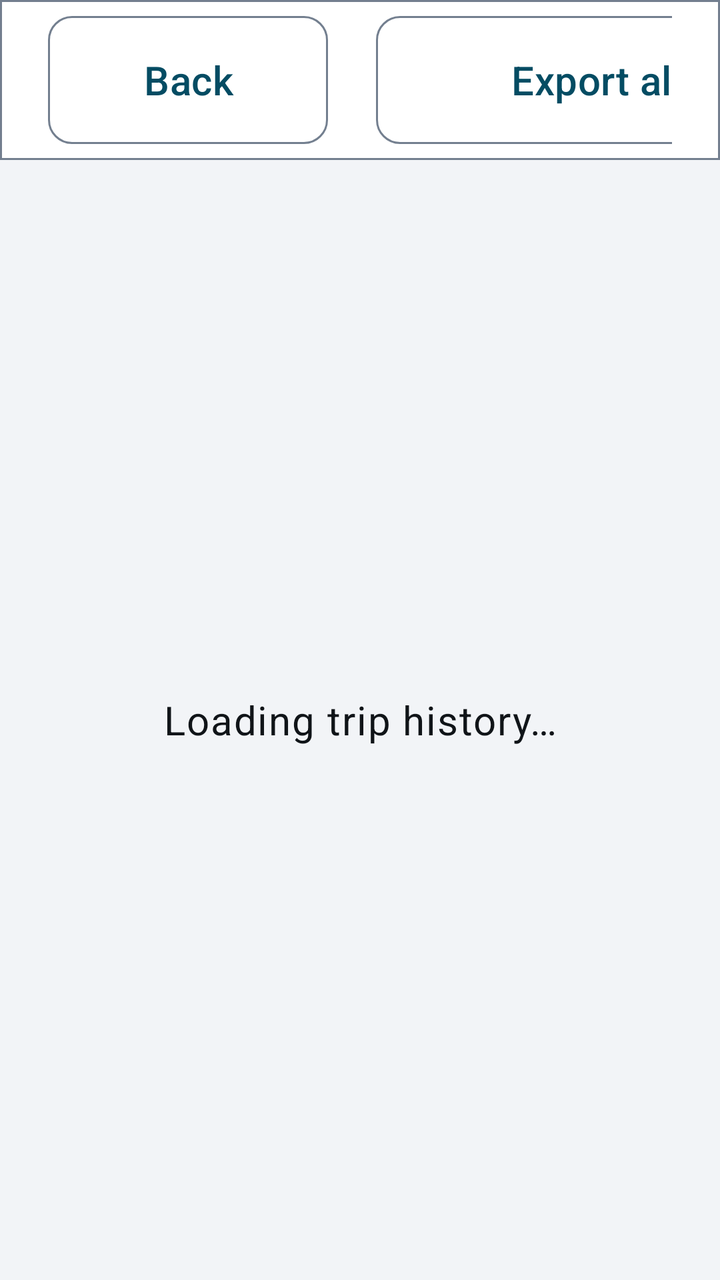
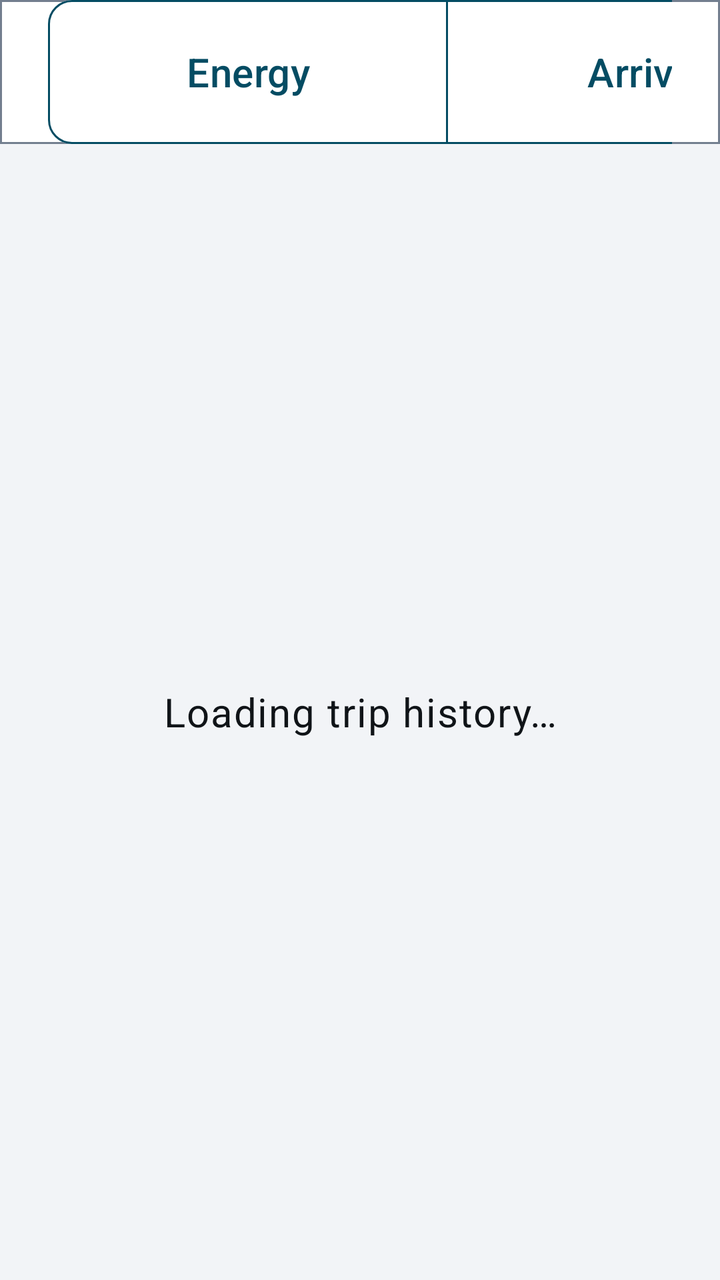

Before-and-after screenshots of an Android layout around one commit, followed by the original layout XML and the change that was made.
<!-- AndroidManifest.xml: application theme Theme.EVChargePilot -->
<!-- res/layout/activity_trip_history.xml -->
<?xml version="1.0" encoding="utf-8"?>
<LinearLayout xmlns:android="http://schemas.android.com/apk/res/android"
    android:layout_width="match_parent"
    android:layout_height="match_parent"
    android:orientation="vertical">

    <LinearLayout
        android:layout_width="match_parent"
        android:layout_height="80dp"
        android:background="@drawable/bg_topbar"
        android:gravity="center_vertical"
        android:orientation="horizontal"
        android:paddingStart="@dimen/spacing_lg"
        android:paddingEnd="@dimen/spacing_lg">

        <com.google.android.material.button.MaterialButton
            android:id="@+id/backAction"
            style="@style/Widget.EV.Button.Outlined"
            android:layout_width="140dp"
            android:layout_height="@dimen/touch_target"
            android:text="@string/action_back" />

        <TextView
            android:layout_width="0dp"
            android:layout_height="wrap_content"
            android:layout_marginStart="@dimen/spacing_lg"
            android:layout_weight="1"
            android:text="@string/trip_history_title"
            android:textAppearance="@style/Text.EV.Title" />

        <com.google.android.material.button.MaterialButton
            android:id="@+id/exportAllAction"
            style="@style/Widget.EV.Button.Outlined"
            android:layout_width="220dp"
            android:layout_height="@dimen/touch_target"
            android:layout_marginEnd="@dimen/spacing_sm"
            android:text="@string/action_export_all_trips" />

        <com.google.android.material.button.MaterialButton
            android:id="@+id/deleteAllAction"
            style="@style/Widget.EV.Button.Outlined"
            android:layout_width="220dp"
            android:layout_height="@dimen/touch_target"
            android:text="@string/action_delete_all_trips" />
    </LinearLayout>

    <FrameLayout
        android:layout_width="match_parent"
        android:layout_height="0dp"
        android:layout_weight="1">

        <LinearLayout
            android:id="@+id/historyContent"
            android:layout_width="match_parent"
            android:layout_height="match_parent"
            android:baselineAligned="false"
            android:orientation="horizontal"
            android:padding="@dimen/spacing_lg"
            android:visibility="gone">

            <LinearLayout
                android:layout_width="@dimen/chargepilot_rail_width"
                android:layout_height="match_parent"
                android:background="@drawable/bg_card"
                android:orientation="vertical"
                android:padding="@dimen/spacing_sm">

                <TextView
                    android:layout_width="match_parent"
                    android:layout_height="wrap_content"
                    android:padding="@dimen/spacing_sm"
                    android:text="@string/trip_history_recent"
                    android:textAppearance="@style/Text.EV.SectionHeader" />

                <ListView
                    android:id="@+id/historyList"
                    android:layout_width="match_parent"
                    android:layout_height="0dp"
                    android:layout_marginTop="@dimen/spacing_sm"
                    android:layout_weight="1"
                    android:choiceMode="singleChoice"
                    android:divider="@android:color/transparent"
                    android:dividerHeight="@dimen/spacing_sm"
                    android:listSelector="@android:color/transparent"
                    android:scrollbars="vertical" />
            </LinearLayout>

            <LinearLayout
                android:layout_width="0dp"
                android:layout_height="match_parent"
                android:layout_marginStart="@dimen/spacing_md"
                android:layout_weight="1"
                android:background="@drawable/bg_card"
                android:orientation="vertical"
                android:padding="@dimen/spacing_md">

                <LinearLayout
                    android:layout_width="match_parent"
                    android:layout_height="@dimen/touch_target"
                    android:gravity="center_vertical"
                    android:orientation="horizontal">

                    <TextView
                        android:id="@+id/detailDate"
                        android:layout_width="0dp"
                        android:layout_height="wrap_content"
                        android:layout_weight="1"
                        android:textAppearance="@style/Text.EV.Title" />

                    <com.google.android.material.button.MaterialButton
                        android:id="@+id/speedWhatIfAction"
                        style="@style/Widget.EV.Button.Outlined"
                        android:layout_width="220dp"
                        android:layout_height="@dimen/touch_target"
                        android:layout_marginEnd="@dimen/spacing_sm"
                        android:text="@string/action_speed_what_if" />

                    <com.google.android.material.button.MaterialButton
                        android:id="@+id/exportTripAction"
                        style="@style/Widget.EV.Button.Outlined"
                        android:layout_width="220dp"
                        android:layout_height="@dimen/touch_target"
                        android:layout_marginEnd="@dimen/spacing_sm"
                        android:text="@string/action_export_trip" />

                    <com.google.android.material.button.MaterialButton
                        android:id="@+id/deleteTripAction"
                        style="@style/Widget.EV.Button.Outlined"
                        android:layout_width="220dp"
                        android:layout_height="@dimen/touch_target"
                        android:text="@string/action_delete_trip" />
                </LinearLayout>

                <LinearLayout
                    android:layout_width="match_parent"
                    android:layout_height="wrap_content"
                    android:baselineAligned="false"
                    android:orientation="horizontal">

                    <LinearLayout style="@style/Widget.EV.Readout" android:layout_height="104dp" android:layout_weight="1">
                        <TextView style="@style/Text.EV.ReadoutLabel" android:text="@string/label_duration" />
                        <TextView android:id="@+id/detailDuration" style="@style/Text.EV.TripValue" />
                    </LinearLayout>
                    <LinearLayout style="@style/Widget.EV.Readout" android:layout_height="104dp" android:layout_weight="1">
                        <TextView style="@style/Text.EV.ReadoutLabel" android:text="@string/label_distance" />
                        <TextView android:id="@+id/detailDistance" style="@style/Text.EV.TripValue" />
                    </LinearLayout>
                    <LinearLayout style="@style/Widget.EV.Readout" android:layout_height="104dp" android:layout_weight="1">
                        <TextView style="@style/Text.EV.ReadoutLabel" android:text="@string/label_consumption" />
                        <TextView android:id="@+id/detailConsumption" style="@style/Text.EV.TripValue" />
                    </LinearLayout>
                </LinearLayout>

                <LinearLayout
                    android:layout_width="match_parent"
                    android:layout_height="wrap_content"
                    android:baselineAligned="false"
                    android:orientation="horizontal">

                    <LinearLayout style="@style/Widget.EV.Readout" android:layout_height="104dp" android:layout_weight="1">
                        <TextView style="@style/Text.EV.ReadoutLabel" android:text="@string/label_soc_change" />
                        <TextView android:id="@+id/detailSoc" style="@style/Text.EV.TripValue" />
                    </LinearLayout>
                    <LinearLayout style="@style/Widget.EV.Readout" android:layout_height="104dp" android:layout_weight="1">
                        <TextView style="@style/Text.EV.ReadoutLabel" android:text="@string/label_energy_used" />
                        <TextView android:id="@+id/detailConsumed" style="@style/Text.EV.TripValue" />
                    </LinearLayout>
                    <LinearLayout style="@style/Widget.EV.Readout" android:layout_height="104dp" android:layout_weight="1">
                        <TextView style="@style/Text.EV.ReadoutLabel" android:text="@string/label_regenerated" />
                        <TextView android:id="@+id/detailRegenerated" style="@style/Text.EV.TripValue" />
                    </LinearLayout>
                </LinearLayout>

                <LinearLayout
                    android:layout_width="match_parent"
                    android:layout_height="wrap_content"
                    android:layout_marginTop="@dimen/spacing_sm"
                    android:layout_marginBottom="@dimen/spacing_sm"
                    android:gravity="center_vertical"
                    android:orientation="horizontal">

                    <TextView
                        android:id="@+id/detailAttribution"
                        android:layout_width="0dp"
                        android:layout_height="wrap_content"
                        android:layout_weight="1"
                        android:maxLines="3"
                        android:textAppearance="@style/Text.EV.Secondary" />

                    <com.google.android.material.button.MaterialButton
                        android:id="@+id/energyBreakdownAction"
                        style="@style/Widget.EV.Button.Outlined"
                        android:layout_width="280dp"
                        android:layout_height="@dimen/touch_target"
                        android:layout_marginStart="@dimen/spacing_md"
                        android:text="@string/action_energy_breakdown" />
                </LinearLayout>

                <LinearLayout
                    android:id="@+id/trackGroup"
                    android:layout_width="match_parent"
                    android:layout_height="0dp"
                    android:layout_weight="1"
                    android:orientation="vertical">

                    <TextView
                        android:layout_width="match_parent"
                        android:layout_height="wrap_content"
                        android:text="@string/trip_track_legend"
                        android:textAppearance="@style/Text.EV.Secondary" />

                    <com.evsuite.chargepilot.TripPlotView
                        android:id="@+id/tripPlot"
                        android:layout_width="match_parent"
                        android:layout_height="0dp"
                        android:layout_marginTop="@dimen/spacing_sm"
                        android:layout_weight="1"
                        android:importantForAccessibility="yes" />
                </LinearLayout>

                <TextView
                    android:id="@+id/trackUnavailable"
                    android:layout_width="match_parent"
                    android:layout_height="0dp"
                    android:layout_weight="1"
                    android:gravity="center"
                    android:text="@string/trip_track_unavailable"
                    android:textAppearance="@style/Text.EV.Body"
                    android:visibility="gone" />
            </LinearLayout>
        </LinearLayout>

        <LinearLayout
            android:id="@+id/emptyState"
            android:layout_width="match_parent"
            android:layout_height="match_parent"
            android:gravity="center"
            android:orientation="vertical"
            android:padding="@dimen/spacing_lg"
            android:visibility="gone">

            <TextView
                android:layout_width="wrap_content"
                android:layout_height="wrap_content"
                android:text="@string/trip_history_empty_title"
                android:textAppearance="@style/Text.EV.Title" />

            <TextView
                android:layout_width="720dp"
                android:layout_height="wrap_content"
                android:layout_marginTop="@dimen/spacing_md"
                android:gravity="center"
                android:text="@string/trip_history_empty_body"
                android:textAppearance="@style/Text.EV.Body" />
        </LinearLayout>

        <TextView
            android:id="@+id/loadingState"
            android:layout_width="match_parent"
            android:layout_height="match_parent"
            android:gravity="center"
            android:text="@string/trip_history_loading"
            android:textAppearance="@style/Text.EV.Body" />
    </FrameLayout>
</LinearLayout>
<!-- resources referenced by this layout -->
<resources>
  <dimen name="chargepilot_rail_width">420dp</dimen>
  <dimen name="spacing_lg">24dp</dimen>
  <dimen name="spacing_md">16dp</dimen>
  <dimen name="spacing_sm">8dp</dimen>
  <dimen name="touch_target">72dp</dimen>
  <string name="action_back">Back</string>
  <string name="action_delete_all_trips">Delete all</string>
  <string name="action_delete_trip">Delete trip</string>
  <string name="action_energy_breakdown">Energy breakdown</string>
  <string name="action_export_all_trips">Export all</string>
  <string name="action_export_trip">Export trip</string>
  <string name="action_speed_what_if">Speed comparison</string>
  <string name="label_consumption">AVERAGE</string>
  <string name="label_distance">DISTANCE</string>
  <string name="label_duration">RECORDED</string>
  <string name="label_energy_used">ENERGY USED</string>
  <string name="label_regenerated">REGENERATED</string>
  <string name="label_soc_change">STATE OF CHARGE</string>
  <string name="trip_history_empty_body">Start a trip from the dashboard while parked, then stop and save it after parking. Completed trips stay only on this head unit.</string>
  <string name="trip_history_empty_title">No recorded trips</string>
  <string name="trip_history_loading">Loading trip history…</string>
  <string name="trip_history_recent">RECENT TRIPS</string>
  <string name="trip_history_title">Trip history</string>
  <string name="trip_track_legend">Speed (accent) and battery power over recorded time</string>
  <string name="trip_track_unavailable">No sample track was retained for this trip.</string>
  <style name="Text.EV.Body" parent="TextAppearance.Material3.BodyLarge">
          <item name="android:textSize">@dimen/text_body</item>
          <item name="android:textColor">@color/ev_text_primary</item>
      </style>
  <style name="Text.EV.ReadoutLabel" parent="Text.EV.SectionHeader">
          <item name="android:layout_width">wrap_content</item>
          <item name="android:layout_height">wrap_content</item>
      </style>
  <color name="ev_surface">#FFFFFFFF</color>
  <color name="ev_outline">#FF737F8F</color>
  <dimen name="ev_corner">12dp</dimen>
  <dimen name="text_body">20sp</dimen>
  <color name="ev_text_primary">#FF101418</color>
  <dimen name="text_secondary">17sp</dimen>
  <color name="ev_text_secondary">#FF414B55</color>
  <dimen name="text_label">16sp</dimen>
  <color name="ev_accent">#FF044C63</color>
  <dimen name="text_title">26sp</dimen>
  <dimen name="spacing_xs">4dp</dimen>
  <string name="value_unavailable" translatable="false">—</string>
  <style name="ShapeAppearanceOverlay.EV.Button" parent="">
          <item name="cornerSize">@dimen/ev_corner</item>
      </style>
  <color name="ev_on_accent">#FFFFFFFF</color>
  <color name="ev_surface_raised">#FFE4E8ED</color>
  <color name="ev_background">#FFF2F4F7</color>
  <color name="ev_error">#FF8F0F18</color>
  <!-- unchanged entries left out for length: 14 -->
</resources>

<!-- the commit's change to res/layout/activity_trip_history.xml (unified diff, before → after) -->
@@ -6,27 +6,19 @@
 
     <LinearLayout
         android:layout_width="match_parent"
-        android:layout_height="80dp"
+        android:layout_height="@dimen/touch_target"
         android:background="@drawable/bg_topbar"
         android:gravity="center_vertical"
         android:orientation="horizontal"
         android:paddingStart="@dimen/spacing_lg"
         android:paddingEnd="@dimen/spacing_lg">
 
-        <com.google.android.material.button.MaterialButton
-            android:id="@+id/backAction"
-            style="@style/Widget.EV.Button.Outlined"
-            android:layout_width="140dp"
-            android:layout_height="@dimen/touch_target"
-            android:text="@string/action_back" />
-
-        <TextView
+        <include layout="@layout/view_primary_navigation" />
+
+        <Space
             android:layout_width="0dp"
-            android:layout_height="wrap_content"
-            android:layout_marginStart="@dimen/spacing_lg"
-            android:layout_weight="1"
-            android:text="@string/trip_history_title"
-            android:textAppearance="@style/Text.EV.Title" />
+            android:layout_height="1dp"
+            android:layout_weight="1" />
 
         <com.google.android.material.button.MaterialButton
             android:id="@+id/exportAllAction"
@@ -263,3 +255,49 @@
             android:textAppearance="@style/Text.EV.Body" />
     </FrameLayout>
 </LinearLayout>
+<!-- res/layout/view_primary_navigation.xml (included above) -->
+<?xml version="1.0" encoding="utf-8"?>
+<com.google.android.material.button.MaterialButtonToggleGroup
+    xmlns:android="http://schemas.android.com/apk/res/android"
+    xmlns:app="http://schemas.android.com/apk/res-auto"
+    android:id="@+id/primaryNavigation"
+    android:layout_width="1000dp"
+    android:layout_height="@dimen/touch_target"
+    app:selectionRequired="true"
+    app:singleSelection="true">
+
+    <com.google.android.material.button.MaterialButton
+        android:id="@+id/navEnergy"
+        style="@style/Widget.EVChargePilot.NavTab"
+        android:layout_width="200dp"
+        android:layout_height="match_parent"
+        android:text="@string/tab_energy" />
+
+    <com.google.android.material.button.MaterialButton
+        android:id="@+id/navArrival"
+        style="@style/Widget.EVChargePilot.NavTab"
+        android:layout_width="200dp"
+        android:layout_height="match_parent"
+        android:text="@string/tab_arrival" />
+
+    <com.google.android.material.button.MaterialButton
+        android:id="@+id/navTrips"
+        style="@style/Widget.EVChargePilot.NavTab"
+        android:layout_width="200dp"
+        android:layout_height="match_parent"
+        android:text="@string/tab_trips" />
+
+    <com.google.android.material.button.MaterialButton
+        android:id="@+id/navDiagnostics"
+        style="@style/Widget.EVChargePilot.NavTab"
+        android:layout_width="200dp"
+        android:layout_height="match_parent"
+        android:text="@string/tab_diagnostics" />
+
+    <com.google.android.material.button.MaterialButton
+        android:id="@+id/navSettings"
+        style="@style/Widget.EVChargePilot.NavTab"
+        android:layout_width="200dp"
+        android:layout_height="match_parent"
+        android:text="@string/tab_settings" />
+</com.google.android.material.button.MaterialButtonToggleGroup>
<!-- resource entries referenced after the edit -->
@@ -5,7 +5,6 @@
   <dimen name="spacing_md">16dp</dimen>
   <dimen name="spacing_sm">8dp</dimen>
   <dimen name="touch_target">72dp</dimen>
-  <string name="action_back">Back</string>
   <string name="action_delete_all_trips">Delete all</string>
   <string name="action_delete_trip">Delete trip</string>
   <string name="action_energy_breakdown">Energy breakdown</string>
@@ -18,11 +17,15 @@
   <string name="label_energy_used">ENERGY USED</string>
   <string name="label_regenerated">REGENERATED</string>
   <string name="label_soc_change">STATE OF CHARGE</string>
+  <string name="tab_arrival">Arrival</string>
+  <string name="tab_diagnostics">Diagnostics</string>
+  <string name="tab_energy">Energy</string>
+  <string name="tab_settings">Settings</string>
+  <string name="tab_trips">Trips</string>
   <string name="trip_history_empty_body">Start a trip from the dashboard while parked, then stop and save it after parking. Completed trips stay only on this head unit.</string>
   <string name="trip_history_empty_title">No recorded trips</string>
   <string name="trip_history_loading">Loading trip history…</string>
   <string name="trip_history_recent">RECENT TRIPS</string>
-  <string name="trip_history_title">Trip history</string>
   <string name="trip_track_legend">Speed (accent) and battery power over recorded time</string>
   <string name="trip_track_unavailable">No sample track was retained for this trip.</string>
   <style name="Text.EV.Body" parent="TextAppearance.Material3.BodyLarge">
@@ -32,6 +35,21 @@
   <style name="Text.EV.ReadoutLabel" parent="Text.EV.SectionHeader">
           <item name="android:layout_width">wrap_content</item>
           <item name="android:layout_height">wrap_content</item>
+      </style>
+  <style name="Widget.EVChargePilot.NavTab" parent="Widget.Material3.Button.OutlinedButton">
+          <item name="android:minWidth">0dp</item>
+          <item name="android:minHeight">0dp</item>
+          <item name="android:insetTop">0dp</item>
+          <item name="android:insetBottom">0dp</item>
+          <item name="android:maxLines">1</item>
+          <item name="android:textAllCaps">false</item>
+          <item name="android:textColor">@color/primary_nav_foreground</item>
+          <item name="android:textSize">@dimen/text_body</item>
+          <item name="backgroundTint">@color/primary_nav_background</item>
+          <item name="strokeColor">@color/ev_accent</item>
+          <item name="strokeWidth">1dp</item>
+          <item name="cornerRadius">@dimen/ev_corner</item>
+          <item name="elevation">0dp</item>
       </style>
   <color name="ev_surface">#FFFFFFFF</color>
   <color name="ev_outline">#FF737F8F</color>
